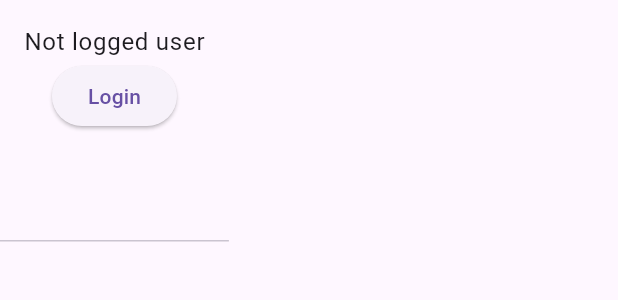
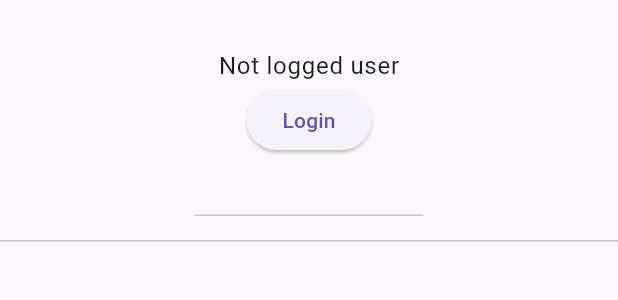
Before and after one commit to LRunt/Note-appliaction, a Flutter app: the UserDrawerHeader widget shown alone on an empty page, opened directly, on a phone screen of 412 x 824 dp. Shown: the top 300 px of the screen. Run offline on Flutter 3.47's test engine with Material 3 defaults, Android fonts, the phone set to English and light mode, and no system bars; our stand-ins replace hive, hive_flutter; missing offline and left inert: flutter_fancy_tree_view, flutter_quill; accounts and stored records are empty; generated files the repository leaves out were written again.

Commit message:
Adding deader in drawer for sign in

```diff
--- a/notes/lib/assets/constants.dart
+++ b/notes/lib/assets/constants.dart
@@ -1 +1,6 @@
 const String TREE_STORAGE = "TreeView";
+
+// User database constants (keys)
+const String USER_LOGGED = "isLogged";
+const String USER_USERNAME = "username";
+const String USER_PASSWORD = "password";
--- a/notes/lib/components/myDrawerHeader.dart
+++ b/notes/lib/components/myDrawerHeader.dart
@@ -1,5 +1,10 @@
 import 'package:flutter/material.dart';
+import 'package:notes/assets/constants.dart';
+import 'package:notes/boxes.dart';
+import 'package:notes/data/user_database.dart';
 import 'package:notes/services/loginOrRegister.dart';
+import 'dart:developer';
+import 'package:flutter_gen/gen_l10n/app_localizations.dart';
 
 class UserDrawerHeader extends StatefulWidget {
   const UserDrawerHeader({super.key});
@@ -10,6 +15,9 @@ class UserDrawerHeader extends StatefulWidget {
 
 class _UserDrawerHeaderState extends State<UserDrawerHeader> {
   int _isConnected = 0;
+
+  /// The database instance for managing data ofthe user.
+  UserDatabase db = UserDatabase();
 
   void _changeState() {
     setState(() {
@@ -22,13 +30,30 @@ class _UserDrawerHeaderState extends State<UserDrawerHeader> {
   }
 
   @override
+  void initState() {
+    if (!boxUser.containsKey(USER_LOGGED) ||
+        boxHierachy.get(USER_LOGGED) == null) {
+      log("User in not logged");
+      db.createDefaultData();
+    } else {
+      log("Loading data!");
+      db.loadData();
+      log("Controling if the user is logged");
+      if (db.isLogged == 1) {
+        // Todo login the user if there is an internet connection
+      }
+    }
+    super.initState();
+  }
+
+  @override
   Widget build(BuildContext context) {
     // Two types of header (unlogged, logged)
     List<Widget> _widgetOptions = <Widget>[
       DrawerHeader(
           child: Column(
         children: [
-          const Text("Not logged user"),
+          Text(AppLocalizations.of(context)!.notLogged),
           ElevatedButton(
               onPressed: () {
                 Navigator.push(
@@ -37,7 +62,7 @@ class _UserDrawerHeaderState extends State<UserDrawerHeader> {
                       builder: (context) => const LoginOrRegister()),
                 );
               },
-              child: const Text("Login"))
+              child: Text(AppLocalizations.of(context)!.login))
         ],
       )),
       DrawerHeader(
@@ -46,25 +71,13 @@ class _UserDrawerHeaderState extends State<UserDrawerHeader> {
           const UserAccountsDrawerHeader(
               accountName: Text('Lukas Runt'),
               accountEmail: Text('lukas.runt@gmail.com')),
-          ElevatedButton(onPressed: () {}, child: const Text("Log out"))
+          ElevatedButton(
+              onPressed: () {},
+              child: Text(AppLocalizations.of(context)!.signOut))
         ],
       ))
     ];
 
-    return DrawerHeader(
-        child: Column(
-      children: [
-        const Text("Not logged user"),
-        ElevatedButton(
-            onPressed: () {
-              Navigator.push(
-                context,
-                MaterialPageRoute(
-                    builder: (context) => const LoginOrRegister()),
-              );
-            },
-            child: const Text("Login"))
-      ],
-    ));
+    return DrawerHeader(child: Center(child: _widgetOptions[_isConnected]));
   }
 }
--- /dev/null
+++ b/notes/lib/data/user_database.dart
@@ -0,0 +1,23 @@
+import 'package:notes/assets/constants.dart';
+import 'package:notes/boxes.dart';
+
+class UserDatabase {
+  /// If the user is logged or not
+  /// 0 - user id not logged
+  /// 1 - user is logged
+  int isLogged = 0;
+
+  /// Username of the user
+  String username = "";
+
+  /// Password of the user
+  String password = "";
+
+  void createDefaultData() {
+    boxUser.put(USER_LOGGED, isLogged);
+  }
+
+  void loadData() {}
+
+  void updateDatabase() {}
+}
--- a/notes/lib/l10n/app_cs.arb
+++ b/notes/lib/l10n/app_cs.arb
@@ -1,8 +1,8 @@
 {
     "appName": "Notes",
     "welcome": "Vítej zpět!",
-    "registration": "Registrace",
-    "login": "Přihlášení",
+    "registration": "Registrovat",
+    "login": "Přihlásit",
     "username": "Přezdívka",
     "password": "Heslo",
     "passwordConfirm": "Potvrďte heslo",
@@ -12,6 +12,8 @@
     "registrationText": "Založte si nový účet",
     "haveAccount": "Máte založený účet?",
     "loginHere": "Přihlašte se zde!",
+    "notLogged": "Nepřihlášený uživatel",
+    "signOut": "Odhlásit se",
     "newNode": "Vytvořit novou poznámku/složku",
     "deleteNode": "Odstranit {nodeName}",
     "renameNode": "Přejmenovat {nodeName}",
```
Also changed, not shown: notes/lib/l10n/app_en.arb (+8 -0 lines), notes/lib/screens/mainScreen.dart (+2 -15 lines).
